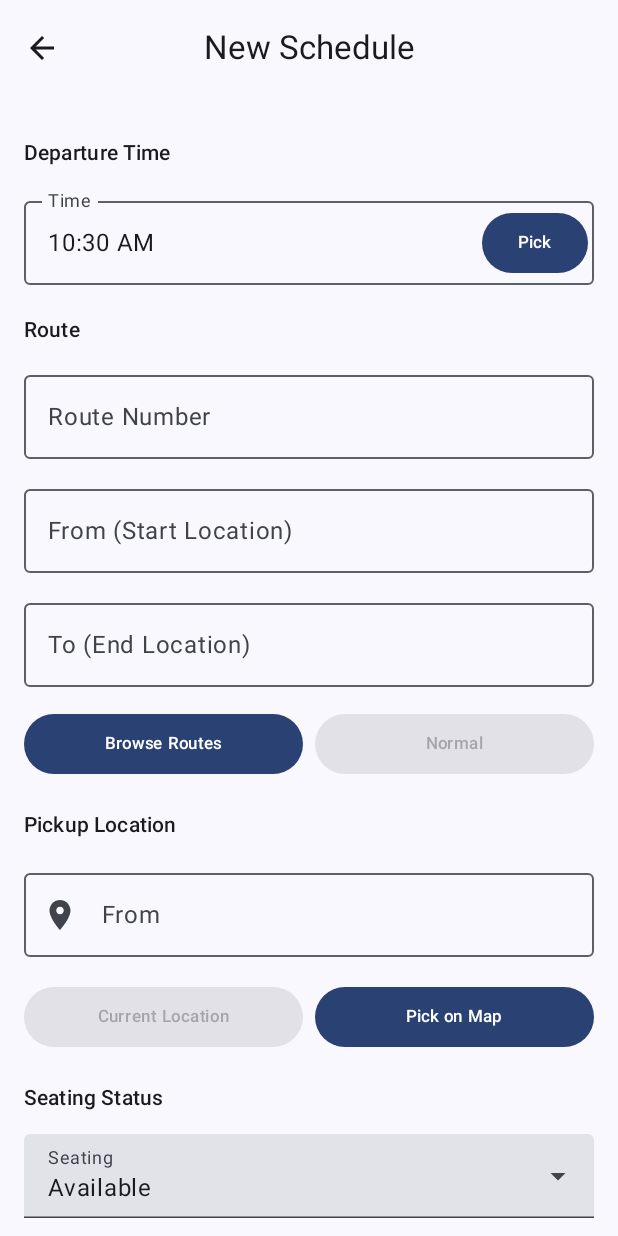
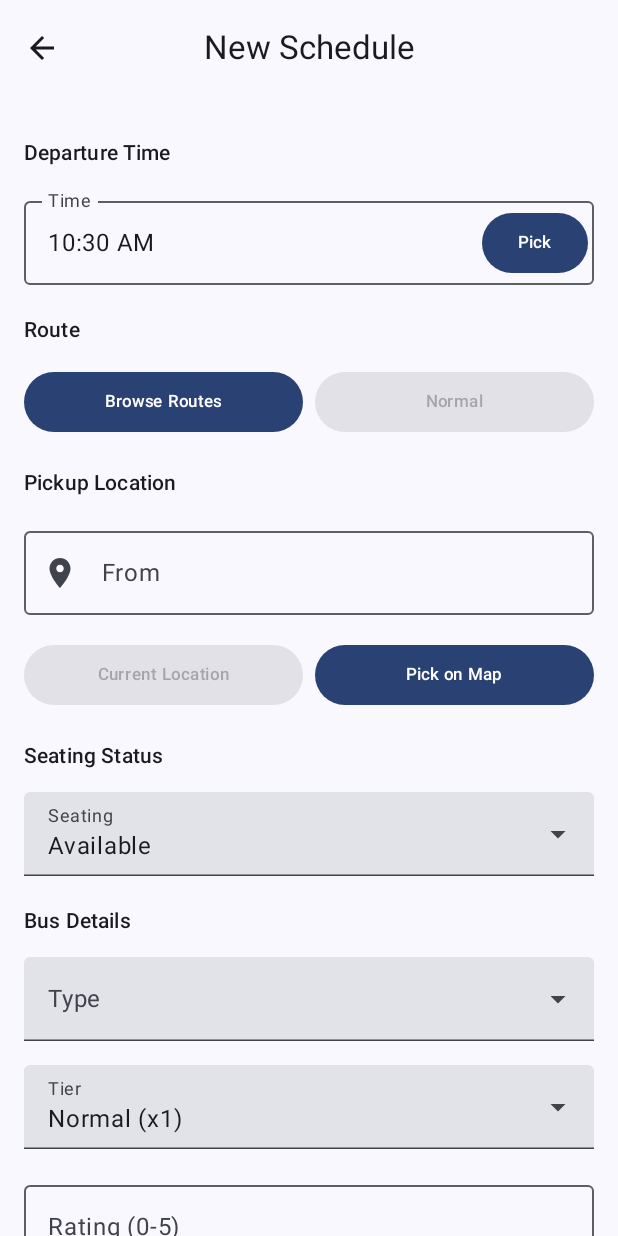
Before and after one commit to sameerasw/next-bus-android, an Android app built with Jetpack Compose: the NewScheduleActivity screen opened directly, with no data from a screen before it, on a phone screen of 412 x 824 dp. Run offline under Robolectric (Android 15) with nearby library versions, the phone set to English and light mode, and no system bars; our stand-ins replace Room's generated code.

Commit message:
flip routes

```diff
--- a/app/src/main/java/com/sameerasw/nextbus/NewScheduleActivity.kt
+++ b/app/src/main/java/com/sameerasw/nextbus/NewScheduleActivity.kt
@@ -226,35 +226,6 @@ fun NewScheduleScreen(
                 style = MaterialTheme.typography.titleSmall,
                 fontWeight = FontWeight.SemiBold,
                 modifier = Modifier.padding(top = 12.dp, bottom = 6.dp)
-            )
-            OutlinedTextField(
-                value = routeNumber,
-                onValueChange = { routeNumber = it },
-                label = { Text("Route Number") },
-                modifier = Modifier
-                    .fillMaxWidth()
-                    .padding(vertical = 6.dp),
-                singleLine = true
-            )
-
-            OutlinedTextField(
-                value = routeStart,
-                onValueChange = { routeStart = it },
-                label = { Text("From (Start Location)") },
-                modifier = Modifier
-                    .fillMaxWidth()
-                    .padding(vertical = 6.dp),
-                singleLine = true
-            )
-
-            OutlinedTextField(
-                value = routeEnd,
-                onValueChange = { routeEnd = it },
-                label = { Text("To (End Location)") },
-                modifier = Modifier
-                    .fillMaxWidth()
-                    .padding(vertical = 6.dp),
-                singleLine = true
             )
 
             Row(
```
Also changed, not shown: app/src/main/java/com/sameerasw/nextbus/ui/screens/NewScheduleSheet.kt (+0 -33 lines).
